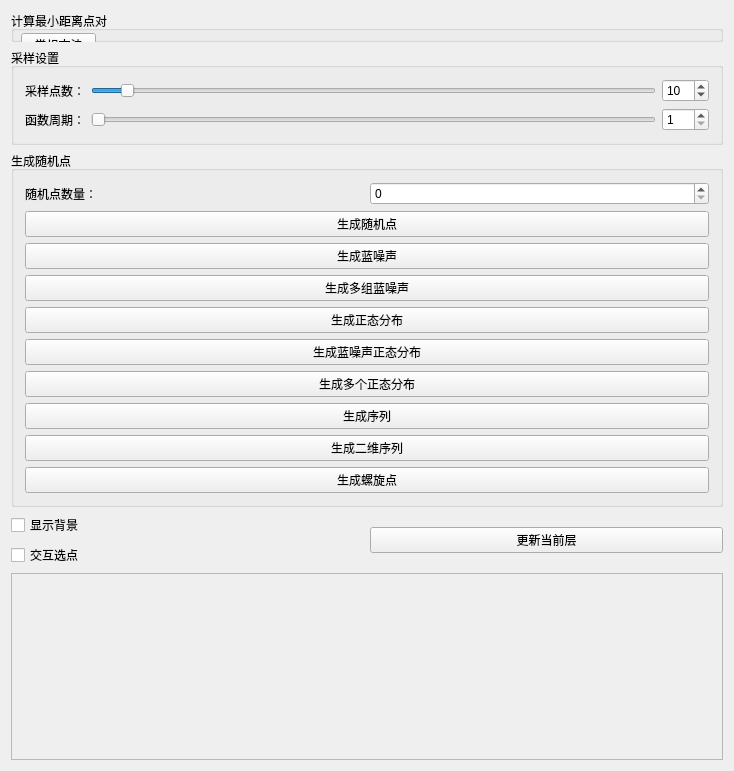
This is pointscontrolwidget.ui in ZhangMingdong/PointsFramework as Qt 5 draws it before an edit. The edited form follows.
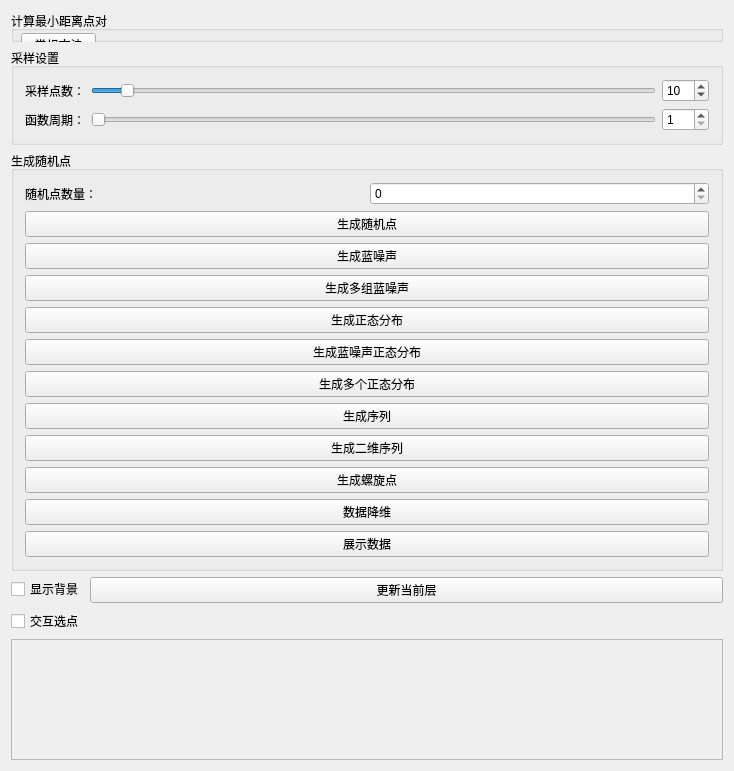
This is the edited form.

Commit message:
add data layer
wrap confidence ellipse, texture renderer and myPCA each to a class.
add data layer and DRLayer to show data and dimensionality reduction

The edit to the form file:
```diff
--- a/pointscontrolwidget.ui
+++ b/pointscontrolwidget.ui
@@ -13,7 +13,7 @@
   <property name="windowTitle">
    <string>PointsControlWidget</string>
   </property>
-  <layout class="QGridLayout" name="gridLayout">
+  <layout class="QFormLayout" name="formLayout">
    <item row="0" column="0" colspan="2">
     <widget class="QGroupBox" name="groupBox">
      <property name="title">
@@ -211,6 +211,20 @@
         </property>
        </widget>
       </item>
+      <item>
+       <widget class="QPushButton" name="pushButtonGenerateDR">
+        <property name="text">
+         <string>数据降维</string>
+        </property>
+       </widget>
+      </item>
+      <item>
+       <widget class="QPushButton" name="pushButtonShowData">
+        <property name="text">
+         <string>展示数据</string>
+        </property>
+       </widget>
+      </item>
      </layout>
     </widget>
    </item>
@@ -221,7 +235,7 @@
      </property>
     </widget>
    </item>
-   <item row="3" column="1" rowspan="2">
+   <item row="3" column="1">
     <widget class="QPushButton" name="pushButtonUpdateLayer">
      <property name="text">
       <string>更新当前层</string>
```
Left out of the diff: 2 changed lines with no effect on the pictures. The commit also changes 23 other files.
